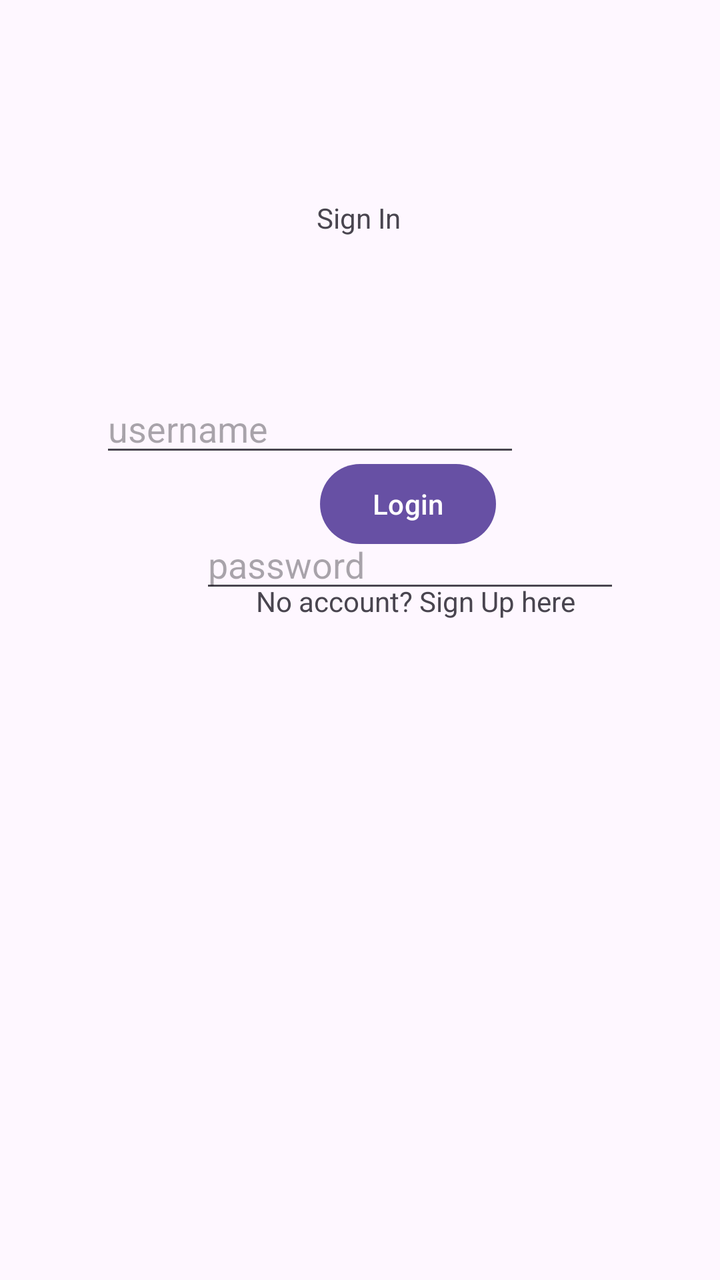
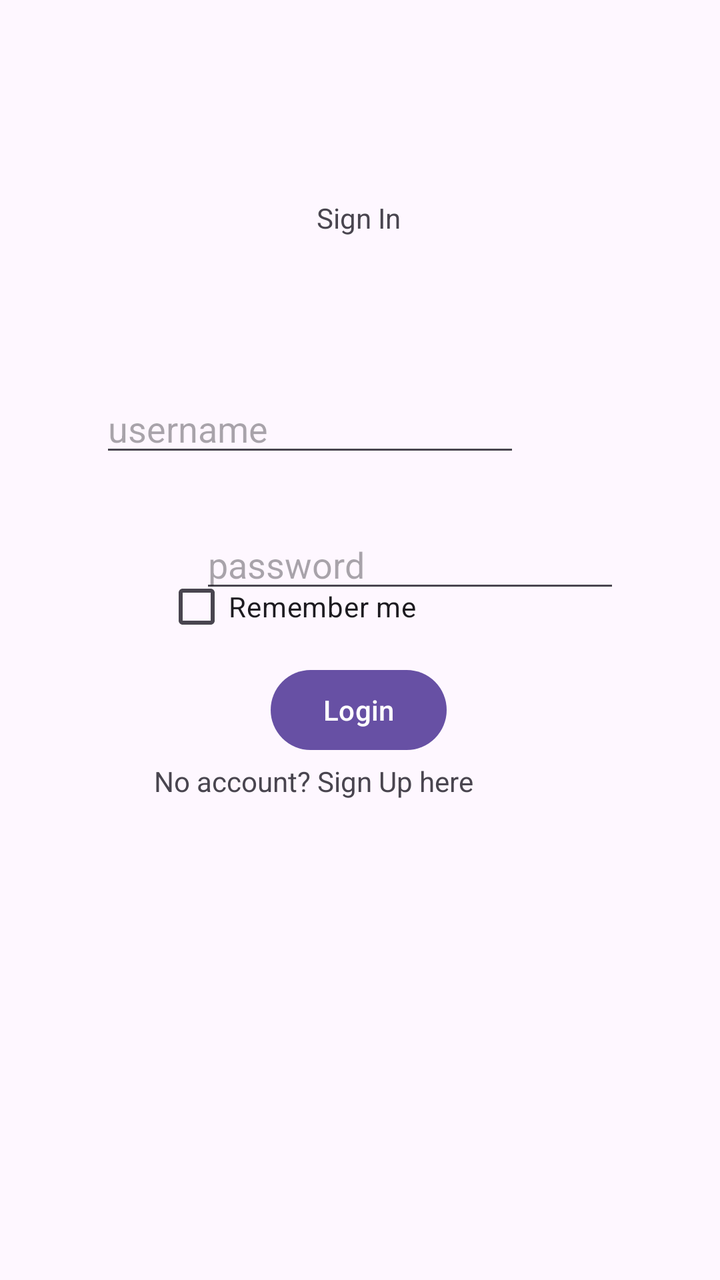

Before-and-after screenshots of an Android layout around one commit, followed by the original layout XML and the change that was made.
<!-- AndroidManifest.xml: application theme Theme.AppOf25102026 -->
<!-- res/layout/activity_sign_in.xml -->
<?xml version="1.0" encoding="utf-8"?>
<androidx.constraintlayout.widget.ConstraintLayout xmlns:android="http://schemas.android.com/apk/res/android"
    xmlns:app="http://schemas.android.com/apk/res-auto"
    xmlns:tools="http://schemas.android.com/tools"
    android:id="@+id/main"
    android:layout_width="match_parent"
    android:layout_height="match_parent"
    tools:context=".SignIn">

    <TextView
        android:id="@+id/signInHeader"
        android:layout_width="wrap_content"
        android:layout_height="wrap_content"
        android:text="Sign In"
        app:layout_constraintBottom_toBottomOf="parent"
        app:layout_constraintEnd_toEndOf="parent"
        app:layout_constraintHorizontal_bias="0.498"
        app:layout_constraintStart_toStartOf="parent"
        app:layout_constraintTop_toTopOf="parent"
        app:layout_constraintVertical_bias="0.16" />

    <EditText
        android:id="@+id/inputUsernameSignIn"
        android:layout_width="wrap_content"
        android:layout_height="wrap_content"
        android:layout_marginTop="192dp"
        android:layout_marginEnd="100dp"
        android:ems="10"
        android:inputType="text"
        android:hint="username"
        app:layout_constraintEnd_toEndOf="parent"
        app:layout_constraintTop_toTopOf="parent" />

    <EditText
        android:id="@+id/inputPasswordSignIn"
        android:layout_width="wrap_content"
        android:layout_height="wrap_content"
        android:layout_marginStart="100dp"
        android:layout_marginTop="260dp"
        android:ems="10"
        android:inputType="textPassword"
        android:hint="password"
        app:layout_constraintStart_toStartOf="parent"
        app:layout_constraintTop_toTopOf="parent" />

    <TextView
        android:id="@+id/noAccSignIn"
        android:layout_width="189dp"
        android:layout_height="61dp"
        android:layout_marginStart="128dp"
        android:layout_marginBottom="288dp"
        android:text="No account? Sign Up here"
        app:layout_constraintBottom_toBottomOf="parent"
        app:layout_constraintStart_toStartOf="parent" />

    <Button
        android:id="@+id/btnSignIn"
        android:layout_width="wrap_content"
        android:layout_height="wrap_content"
        android:layout_marginStart="160dp"
        android:layout_marginBottom="364dp"
        android:text="Login"
        app:layout_constraintBottom_toBottomOf="parent"
        app:layout_constraintStart_toStartOf="parent" />
</androidx.constraintlayout.widget.ConstraintLayout>
<!-- resources referenced by this layout -->
<resources>
  <style name="Theme.AppOf25102026" parent="Base.Theme.AppOf25102026" />
  <style name="Base.Theme.AppOf25102026" parent="Theme.Material3.DayNight.NoActionBar">
          
          
      </style>
</resources>

<!-- the commit's change to res/layout/activity_sign_in.xml (unified diff, before → after) -->
@@ -43,23 +43,40 @@
         app:layout_constraintStart_toStartOf="parent"
         app:layout_constraintTop_toTopOf="parent" />
 
+
     <TextView
         android:id="@+id/noAccSignIn"
         android:layout_width="189dp"
         android:layout_height="61dp"
-        android:layout_marginStart="128dp"
-        android:layout_marginBottom="288dp"
         android:text="No account? Sign Up here"
         app:layout_constraintBottom_toBottomOf="parent"
-        app:layout_constraintStart_toStartOf="parent" />
+        app:layout_constraintEnd_toEndOf="parent"
+        app:layout_constraintHorizontal_bias="0.45"
+        app:layout_constraintStart_toStartOf="parent"
+        app:layout_constraintTop_toTopOf="parent"
+        app:layout_constraintVertical_bias="0.658" />
+
+    <com.google.android.material.checkbox.MaterialCheckBox
+        android:id="@+id/cbRememberMe"
+        android:layout_width="wrap_content"
+        android:layout_height="wrap_content"
+        android:text="Remember me"
+        app:layout_constraintBottom_toBottomOf="parent"
+        app:layout_constraintEnd_toEndOf="parent"
+        app:layout_constraintHorizontal_bias="0.352"
+        app:layout_constraintStart_toStartOf="parent"
+        app:layout_constraintTop_toTopOf="parent"
+        app:layout_constraintVertical_bias="0.472" />
 
     <Button
         android:id="@+id/btnSignIn"
         android:layout_width="wrap_content"
         android:layout_height="wrap_content"
-        android:layout_marginStart="160dp"
-        android:layout_marginBottom="364dp"
         android:text="Login"
         app:layout_constraintBottom_toBottomOf="parent"
-        app:layout_constraintStart_toStartOf="parent" />
+        app:layout_constraintEnd_toEndOf="parent"
+        app:layout_constraintHorizontal_bias="0.498"
+        app:layout_constraintStart_toStartOf="parent"
+        app:layout_constraintTop_toTopOf="parent"
+        app:layout_constraintVertical_bias="0.559" />
 </androidx.constraintlayout.widget.ConstraintLayout>
